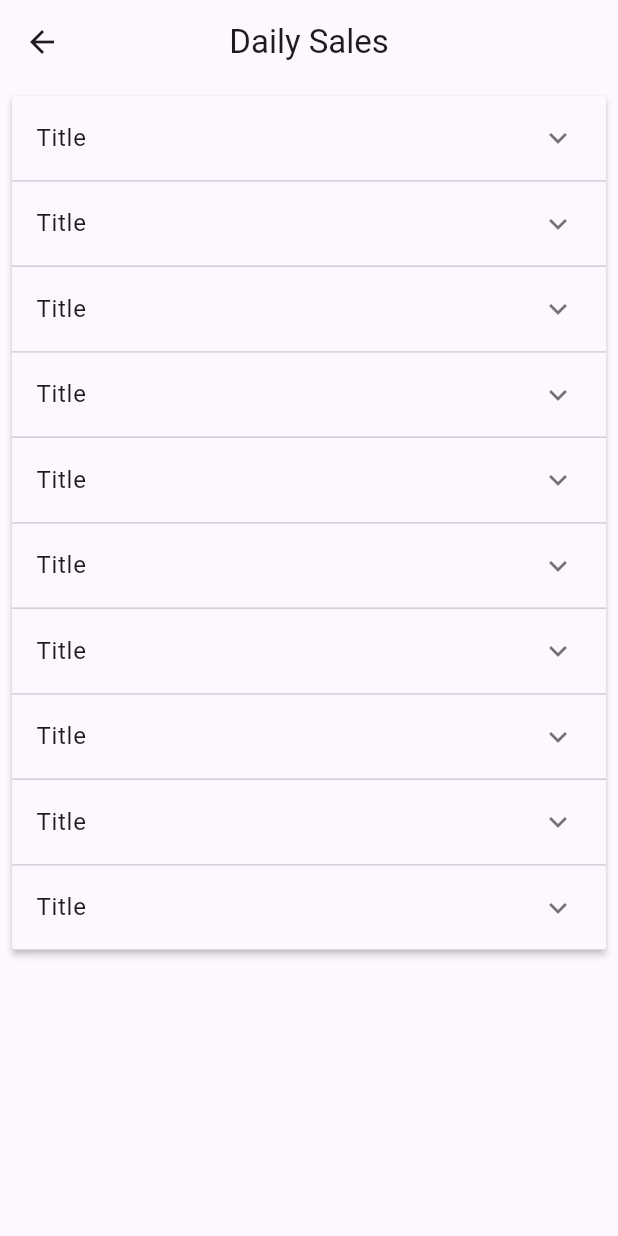
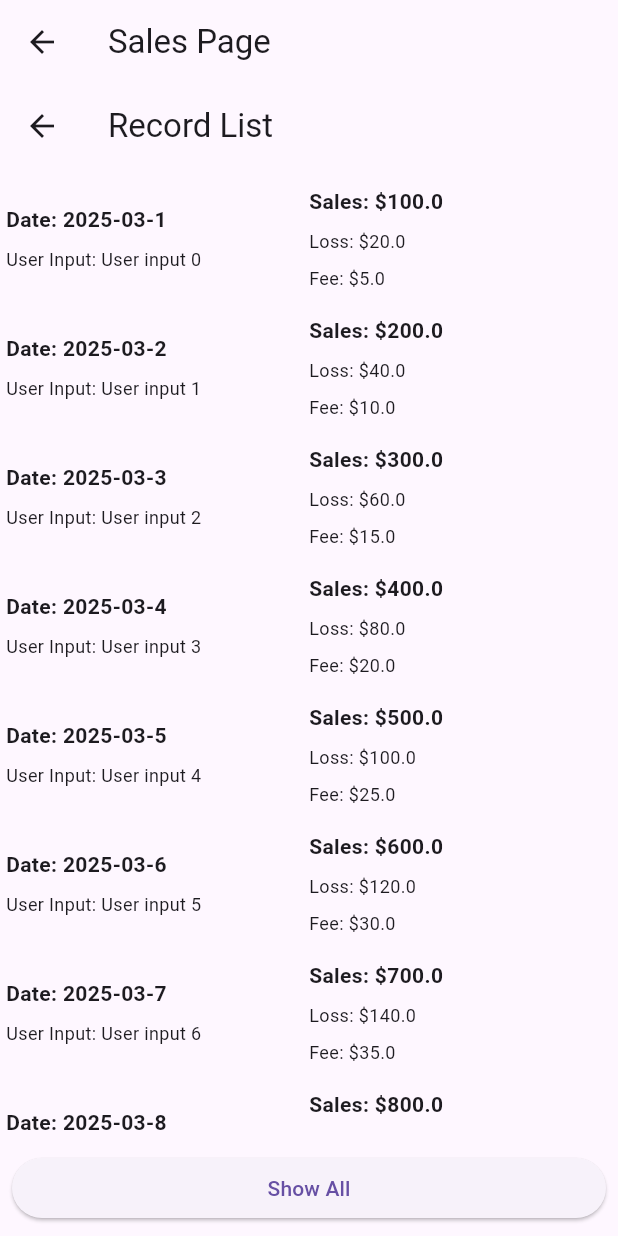
Before and after one commit to adexRepo/ecnictech-fnb-ui, a Flutter app: the SalesPage screen opened directly, on a phone screen of 412 x 824 dp. Run offline on Flutter 3.47's test engine with Material 3 defaults, Android fonts, the phone set to English and light mode, and no system bars; our stand-ins replace dartz, equatable, flutter_bloc, flutter_dotenv, flutter_screenutil, gap and 3 more; missing offline and left inert: gsheets; accounts and stored records are empty.

Commit message:
list of sales

```diff
--- a/lib/features/home/pages/sales.dart
+++ b/lib/features/home/pages/sales.dart
@@ -5,36 +5,138 @@ class SalesPage extends StatelessWidget {
 
   @override
   Widget build(BuildContext context) {
-    final List<Widget> _items = List.generate(
-        10,
-        (index) => Container(
-              margin: const EdgeInsets.all(10),
-              child: ListTile(
-                title: Text('Title $index'),
-                subtitle: Text('Body $index'),
-              ),
-            ));
+    return Scaffold(
+        appBar: AppBar(
+          title: Text('Sales Page'),
+        ),
+        body: RecordListScreen());
+  }
+}
 
+class Record {
+  final String date;
+  final String userInput;
+  final double salesAmount;
+  final double lossAmount;
+  final double feeAmount;
+
+  Record({
+    required this.date,
+    required this.userInput,
+    required this.salesAmount,
+    required this.lossAmount,
+    required this.feeAmount,
+  });
+}
+
+class RecordListScreen extends StatefulWidget {
+  @override
+  _RecordListScreenState createState() => _RecordListScreenState();
+}
+
+class _RecordListScreenState extends State<RecordListScreen> {
+  List<Record> records = [];
+  bool showAll = false;
+
+  @override
+  void initState() {
+    super.initState();
+    _fetchRecords();
+  }
+
+  // Mock function to simulate fetching records (this should be replaced by actual API call)
+  void _fetchRecords() {
+    // Simulating fetching data
+    List<Record> newRecords = List.generate(
+      15,
+      (index) => Record(
+        date: '2025-03-${index + 1}',
+        userInput: 'User input $index',
+        salesAmount: (index + 1) * 100.0,
+        lossAmount: (index + 1) * 20.0,
+        feeAmount: (index + 1) * 5.0,
+      ),
+    );
+
+    setState(() {
+      records = newRecords;
+    });
+  }
+
+  @override
+  Widget build(BuildContext context) {
     return Scaffold(
-      appBar: AppBar(
-        title: Text('Daily Sales'),
-        centerTitle: true,
-      ),
-      body: SingleChildScrollView(
-        padding: EdgeInsets.all(8),
-        child: ExpansionPanelList(
-          materialGapSize: 2,
-          children: _items
-              .map((e) => ExpansionPanelRadio(
-                    value: e,
-                    headerBuilder: (context, isExpanded) => ListTile(
-                      title: Text('Title'),
+      appBar: AppBar(title: Text('Record List')),
+      body: Padding(
+        padding: const EdgeInsets.all(4.0),
+        child: NotificationListener<ScrollNotification>(
+          onNotification: (ScrollNotification scrollInfo) {
+            if (scrollInfo.metrics.pixels ==
+                scrollInfo.metrics.maxScrollExtent) {
+              _fetchRecords(); // Call API to get new data on reaching the bottom
+            }
+            return false;
+          },
+          child: ListView.builder(
+            itemCount: showAll ? records.length : 10,
+            itemBuilder: (context, index) {
+              final record = records[index];
+
+              return Padding(
+                padding: const EdgeInsets.symmetric(vertical: 8.0),
+                child: Row(
+                  children: [
+                    // First Column
+                    Expanded(
+                      flex: 1,
+                      child: Column(
+                        crossAxisAlignment: CrossAxisAlignment.start,
+                        children: [
+                          Text('Date: ${record.date}',
+                              style: TextStyle(fontWeight: FontWeight.bold)),
+                          SizedBox(height: 8),
+                          Text('User Input: ${record.userInput}',
+                              style: TextStyle(fontSize: 12)),
+                        ],
+                      ),
                     ),
-                    body: e,
-                  ))
-              .toList(),
+                    // Second Column
+                    Expanded(
+                      flex: 1,
+                      child: Column(
+                        crossAxisAlignment: CrossAxisAlignment.start,
+                        children: [
+                          Text('Sales: \$${record.salesAmount}',
+                              style: TextStyle(fontWeight: FontWeight.bold)),
+                          SizedBox(height: 8),
+                          Text('Loss: \$${record.lossAmount}',
+                              style: TextStyle(fontSize: 12)),
+                          SizedBox(height: 8),
+                          Text('Fee: \$${record.feeAmount}',
+                              style: TextStyle(fontSize: 12)),
+                        ],
+                      ),
+                    ),
+                  ],
+                ),
+              );
+            },
+          ),
         ),
       ),
+      bottomNavigationBar: records.length > 10 && !showAll
+          ? Padding(
+              padding: const EdgeInsets.all(8.0),
+              child: ElevatedButton(
+                onPressed: () {
+                  // setState(() {
+                  //   showAll = true; // Show all records when button is pressed
+                  // });
+                },
+                child: Text('Show All'),
+              ),
+            )
+          : null,
     );
   }
 }
```
